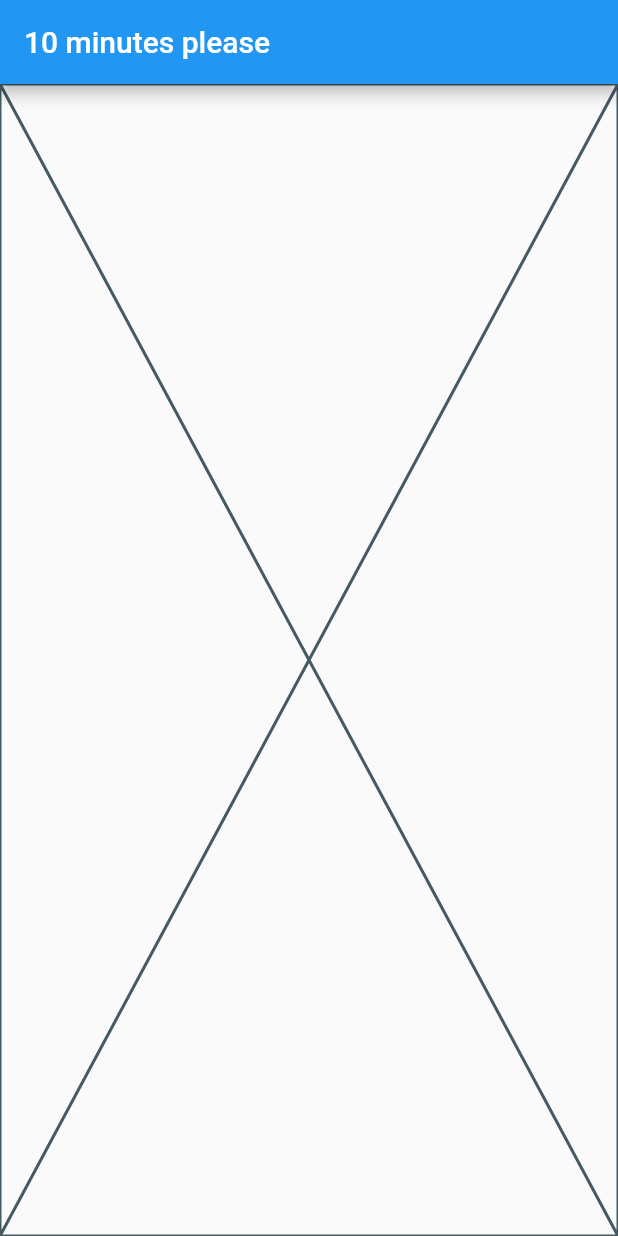
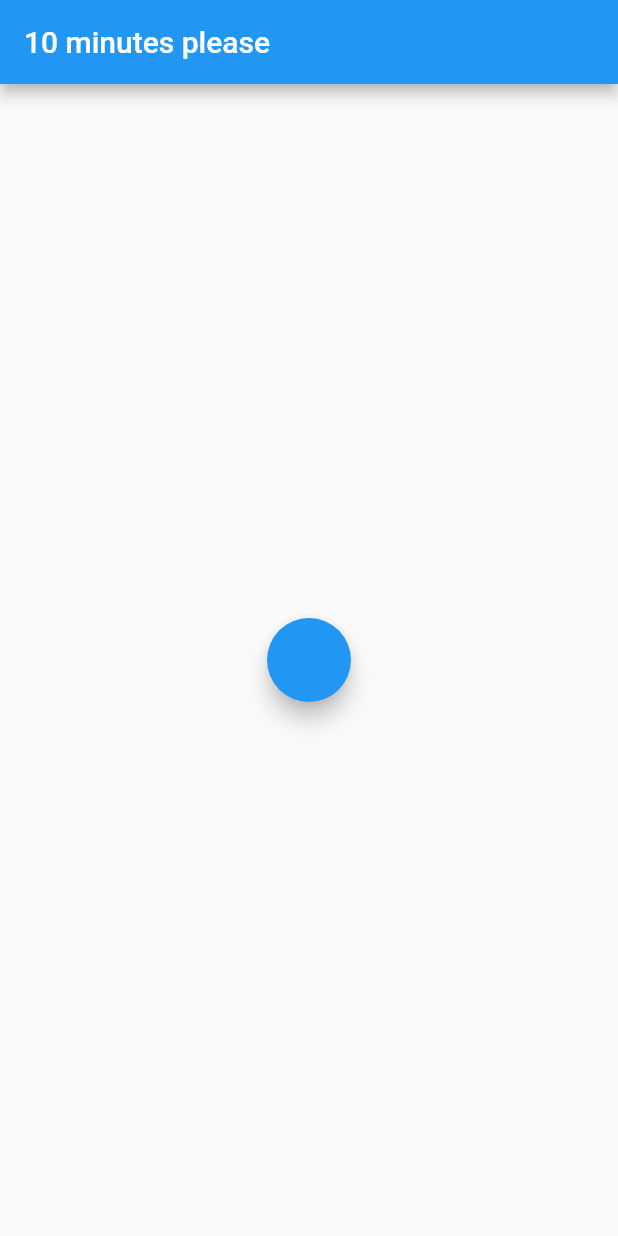
Before and after one commit to SaurabhShukla2024/Flutter-10-min-break-app, a Flutter app: the screen it shows after launch, on a phone screen of 412 x 824 dp. Run offline on Flutter 3.47's test engine with Material 2 defaults, Android fonts, the light colour scheme and no system bars.

Commit message:
barebones timer logic added

```diff
--- a/lib/main.dart
+++ b/lib/main.dart
@@ -1,4 +1,7 @@
 import 'package:flutter/material.dart';
+import 'dart:async';
+
+import 'package:flutter/services.dart';
 
 void main() {
   runApp(const MyApp());
@@ -7,21 +10,11 @@ void main() {
 class MyApp extends StatelessWidget {
   const MyApp({super.key});
 
-  // This widget is the root of your application.
   @override
   Widget build(BuildContext context) {
     return MaterialApp(
       title: 'Flutter Demo',
       theme: ThemeData(
-        // This is the theme of your application.
-        //
-        // Try running your application with "flutter run". You'll see the
-        // application has a blue toolbar. Then, without quitting the app, try
-        // changing the primarySwatch below to Colors.green and then invoke
-        // "hot reload" (press "r" in the console where you ran "flutter run",
-        // or simply save your changes to "hot reload" in a Flutter IDE).
-        // Notice that the counter didn't reset back to zero; the application
-        // is not restarted.
         primarySwatch: Colors.blue,
       ),
       home: const MyHomePage(title: '10 minutes please'),
@@ -32,15 +25,6 @@ class MyApp extends StatelessWidget {
 class MyHomePage extends StatefulWidget {
   const MyHomePage({super.key, required this.title});
 
-  // This widget is the home page of your application. It is stateful, meaning
-  // that it has a State object (defined below) that contains fields that affect
-  // how it looks.
-
-  // This class is the configuration for the state. It holds the values (in this
-  // case the title) provided by the parent (in this case the App widget) and
-  // used by the build method of the State. Fields in a Widget subclass are
-  // always marked "final".
-
   final String title;
 
   @override
@@ -48,18 +32,7 @@ class MyHomePage extends StatefulWidget {
 }
 
 class _MyHomePageState extends State<MyHomePage> {
-  int _counter = 0;
 
-  void _incrementCounter() {
-    setState(() {
-      // This call to setState tells the Flutter framework that something has
-      // changed in this State, which causes it to rerun the build method below
-      // so that the display can reflect the updated values. If we changed
-      // _counter without calling setState(), then the build method would not be
-      // called again, and so nothing would appear to happen.
-      _counter++;
-    });
-  }
 
   @override
   Widget build(BuildContext context) {
@@ -78,7 +51,7 @@ class _MyHomePageState extends State<MyHomePage> {
         body: Center(
           // Center is a layout widget. It takes a single child and positions it
           // in the middle of the parent.
-        child: Placeholder(),
+          child: FloatingActionButton(onPressed: (){Timer(Duration(seconds: 1), () { SystemSound.play(SystemSoundType.alert);print(Text('Timer Expired'));});}),
         ) // This trailing comma makes auto-formatting nicer for build methods.
         );
   }
```
Lines whose indentation alone changed are shown as unchanged.
